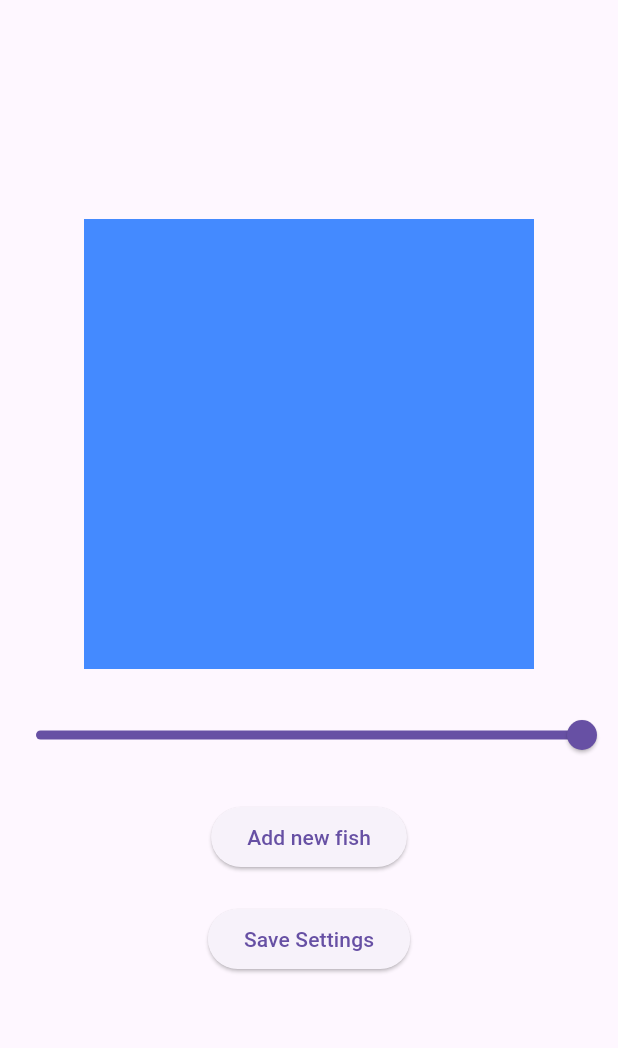
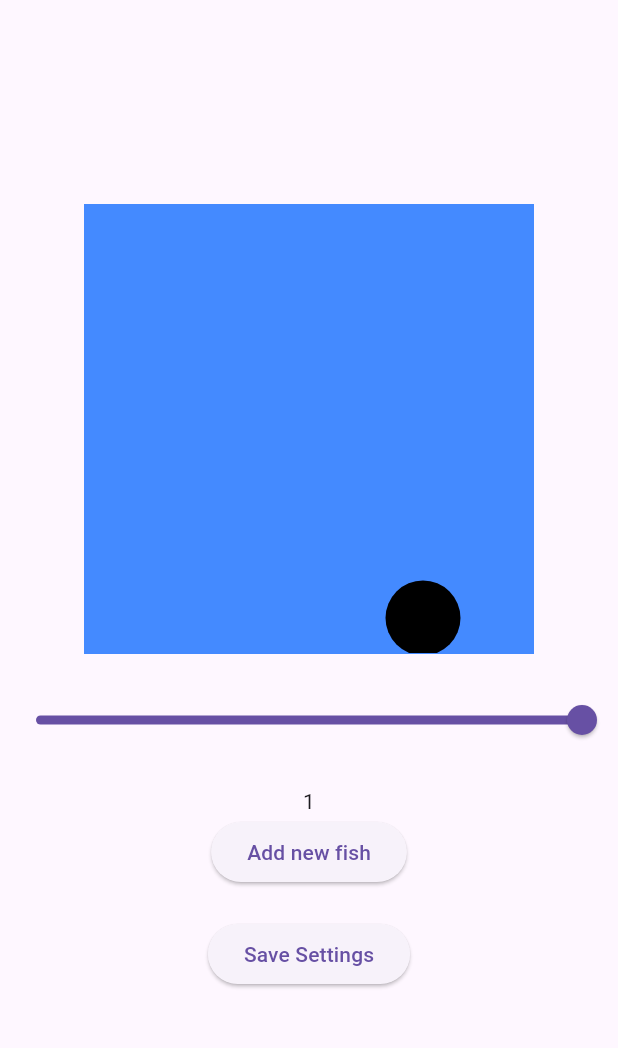
Before and after one commit to iKeiNagai/Mobile-Apps, a Flutter app: the screen it shows after launch, after a tap on "Add new fish", on a phone screen of 412 x 824 dp, the part 63-1111 px from its top. Run offline on Flutter 3.47's test engine with Material 3 defaults, Android fonts, the phone set to English and light mode, and no system bars; missing offline and left inert: window_size.

Commit message:
add fish to aquarium

```diff
--- a/virtual_aquarium/lib/main.dart
+++ b/virtual_aquarium/lib/main.dart
@@ -1,5 +1,5 @@
 import 'package:flutter/material.dart';
-
+import 'dart:math';
 void main() {
   runApp(MyApp());
 }
@@ -20,6 +20,9 @@ class virtualAquarium extends StatefulWidget {
 
 class _virtualAquarium extends State<virtualAquarium> with SingleTickerProviderStateMixin {
   late AnimationController _fish_controller;
+  List<Fish> fishes = [];
+  final double aquariumWidth = 300;
+  final double aquariumHeight = 300;
 
   @override
   Widget build(BuildContext context) {
@@ -32,11 +35,20 @@ class _virtualAquarium extends State<virtualAquarium> with SingleTickerProviderS
             mainAxisAlignment: MainAxisAlignment.center,
             children: <Widget>[
               Container(
-                width: 300,
-                height: 300,
+                width: aquariumWidth,
+                height: aquariumHeight,
                 decoration: BoxDecoration(
                   color: Colors.blueAccent,
                   border: Border.all(color: Colors.blueAccent)
+                ),
+                child: Stack(
+                  children: fishes.map((fish) {
+                  return Positioned(
+                    left: aquariumHeight - 100,
+                    top: aquariumWidth - 50,
+                    child: fish.buildFish(),
+                  );
+                }).toList(),
                 ),
               ),
               SizedBox(height: 20),
@@ -45,14 +57,18 @@ class _virtualAquarium extends State<virtualAquarium> with SingleTickerProviderS
                 onChanged: (value){}
               ),
               SizedBox(height: 20),
+              Text(fishes.length.toString()),
               ElevatedButton(
-                onPressed: (){},
+                onPressed: (){
+                  setState(() {
+                    fishes.add(Fish(color: Colors.black));
+                  });
+                },
                 child: Text('Add new fish')
               ),
               SizedBox(height: 20),
               ElevatedButton(
                 onPressed: (){
-
                 },
                 child: Text('Save Settings'))
             ],
@@ -60,3 +76,21 @@ class _virtualAquarium extends State<virtualAquarium> with SingleTickerProviderS
       ),
       );
 }}
+
+class Fish{
+  final Color color;
+
+  Fish({required this.color});
+
+  Widget buildFish(){
+    return Container(
+      width: 50,
+      height: 50,
+      decoration: BoxDecoration(
+        color: color,
+        shape: BoxShape.circle
+      ),
+    );
+  }
+
+}
```
